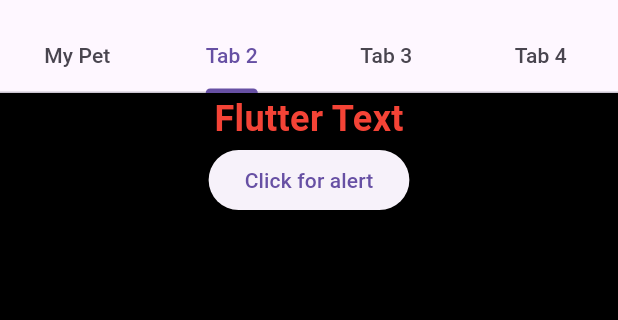
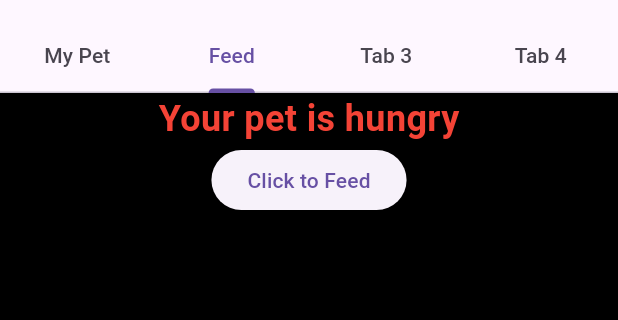
Before and after one commit to lajacl/digital_pet_app, a Flutter app: the screen it shows after launch, tab 2 chosen, on a phone screen of 412 x 824 dp, the part 63-383 px from its top. Run offline on Flutter 3.47's test engine with Material 3 defaults, Android fonts, the phone set to English and light mode, and no system bars; network calls fail.

Commit message:
Implemented feeding feature for digital pet

```diff
--- a/lib/main.dart
+++ b/lib/main.dart
@@ -51,7 +51,7 @@ class __TabsNonScrollableDemoState extends State<_TabsNonScrollableDemo>
   @override
   Widget build(BuildContext context) {
     // For the To do task hint: consider defining the widget and name of the tabs here
-    final tabs = ['My Pet', 'Tab 2', 'Tab 3', 'Tab 4'];
+    final tabs = ['My Pet', 'Feed', 'Tab 3', 'Tab 4'];
     return Scaffold(
       appBar: AppBar(
         automaticallyImplyLeading: false,
@@ -102,7 +102,7 @@ class TabContentTwo extends StatelessWidget {
         child: Column(
           children: [
             Text(
-              'Flutter Text',
+              'Your pet is hungry',
               style: TextStyle(
                 fontSize: 24,
                 fontWeight: FontWeight.bold,
@@ -115,8 +115,8 @@ class TabContentTwo extends StatelessWidget {
                   context: context,
                   builder: (BuildContext context) {
                     return AlertDialog(
-                      title: const Text('Alert Dialog'),
-                      content: const Text('This is an alert from Tab 1.'),
+                      title: const Text('YUM!'),
+                      content: const Text('Your pet was fed!'),
                       actions: <Widget>[
                         TextButton(
                           onPressed: () {
@@ -129,7 +129,7 @@ class TabContentTwo extends StatelessWidget {
                   },
                 );
               },
-              child: Text('Click for alert'),
+              child: Text('Click to Feed'),
             ),
           ],
         ),
```
